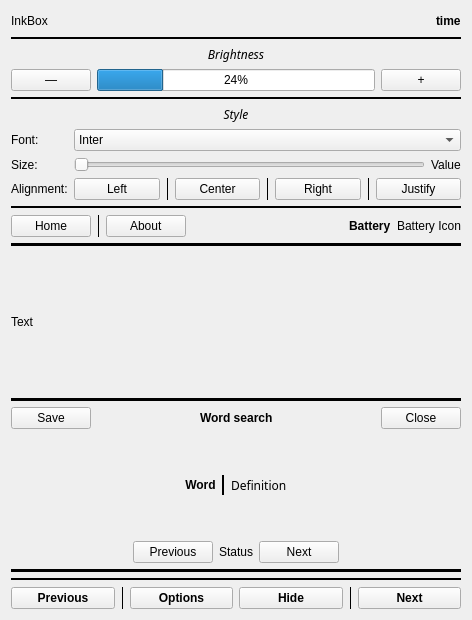
Above: reader.ui from Quill-OS/quill before the change. Below: the same form after it.
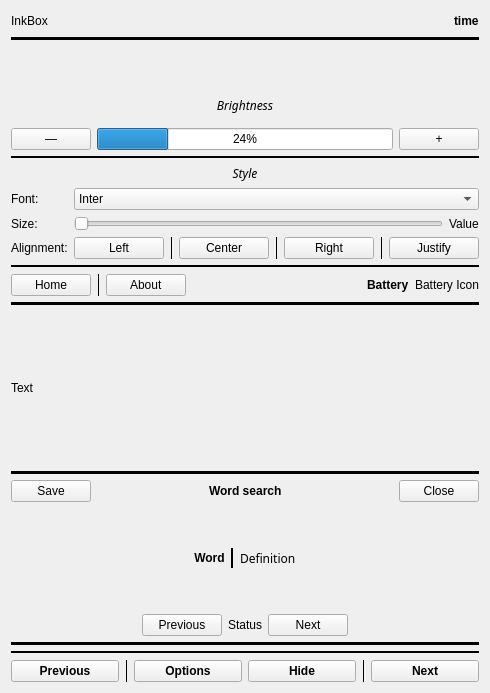
That is the form after the change.

Commit message: More QStackedWidgets; more space to read, option to leave menu bar there when reading.

The edit to the form file:
```diff
--- a/reader.ui
+++ b/reader.ui
@@ -6,8 +6,8 @@
    <rect>
     <x>0</x>
     <y>0</y>
-    <width>472</width>
-    <height>620</height>
+    <width>490</width>
+    <height>693</height>
    </rect>
   </property>
   <property name="windowTitle">
@@ -16,8 +16,8 @@
   <layout class="QVBoxLayout" name="verticalLayout">
    <item>
     <layout class="QGridLayout" name="gridLayout">
-     <item row="9" column="0">
-      <spacer name="verticalSpacer">
+     <item row="10" column="0">
+      <spacer name="verticalSpacer_2">
        <property name="orientation">
         <enum>Qt::Vertical</enum>
        </property>
@@ -29,7 +29,226 @@
        </property>
       </spacer>
      </item>
-     <item row="12" column="0">
+     <item row="1" column="0">
+      <widget class="QStackedWidget" name="statusBarWidget">
+       <widget class="QWidget" name="page_3">
+        <layout class="QVBoxLayout" name="verticalLayout_3">
+         <property name="leftMargin">
+          <number>0</number>
+         </property>
+         <property name="topMargin">
+          <number>0</number>
+         </property>
+         <property name="rightMargin">
+          <number>0</number>
+         </property>
+         <property name="bottomMargin">
+          <number>0</number>
+         </property>
+         <item>
+          <layout class="QGridLayout" name="gridLayout_3">
+           <property name="bottomMargin">
+            <number>0</number>
+           </property>
+           <item row="0" column="0">
+            <widget class="QLabel" name="inkboxLabel">
+             <property name="text">
+              <string>InkBox</string>
+             </property>
+             <property name="alignment">
+              <set>Qt::AlignCenter</set>
+             </property>
+            </widget>
+           </item>
+           <item row="0" column="1">
+            <spacer name="horizontalSpacer">
+             <property name="orientation">
+              <enum>Qt::Horizontal</enum>
+             </property>
+             <property name="sizeHint" stdset="0">
+              <size>
+               <width>40</width>
+               <height>20</height>
+              </size>
+             </property>
+            </spacer>
+           </item>
+           <item row="0" column="2">
+            <widget class="QLabel" name="timeLabel">
+             <property name="font">
+              <font>
+               <weight>75</weight>
+               <bold>true</bold>
+              </font>
+             </property>
+             <property name="text">
+              <string>time</string>
+             </property>
+            </widget>
+           </item>
+          </layout>
+         </item>
+         <item>
+          <widget class="Line" name="line_5">
+           <property name="frameShadow">
+            <enum>QFrame::Plain</enum>
+           </property>
+           <property name="lineWidth">
+            <number>4</number>
+           </property>
+           <property name="orientation">
+            <enum>Qt::Horizontal</enum>
+           </property>
+          </widget>
+         </item>
+         <item>
+          <widget class="QStackedWidget" name="spacerWidget">
+           <widget class="QWidget" name="page_10">
+            <layout class="QVBoxLayout" name="verticalLayout_5">
+             <property name="spacing">
+              <number>0</number>
+             </property>
+             <property name="leftMargin">
+              <number>0</number>
+             </property>
+             <property name="topMargin">
+              <number>0</number>
+             </property>
+             <property name="rightMargin">
+              <number>0</number>
+             </property>
+             <property name="bottomMargin">
+              <number>0</number>
+             </property>
+             <item>
+              <spacer name="verticalSpacer_5">
+               <property name="orientation">
+                <enum>Qt::Vertical</enum>
+               </property>
+               <property name="sizeHint" stdset="0">
+                <size>
+                 <width>20</width>
+                 <height>37</height>
+                </size>
+               </property>
+              </spacer>
+             </item>
+            </layout>
+           </widget>
+           <widget class="QWidget" name="page_11"/>
+          </widget>
+         </item>
+        </layout>
+       </widget>
+       <widget class="QWidget" name="page_5"/>
+      </widget>
+     </item>
+     <item row="17" column="0">
+      <widget class="Line" name="line_2">
+       <property name="frameShadow">
+        <enum>QFrame::Plain</enum>
+       </property>
+       <property name="lineWidth">
+        <number>2</number>
+       </property>
+       <property name="orientation">
+        <enum>Qt::Horizontal</enum>
+       </property>
+      </widget>
+     </item>
+     <item row="13" column="0">
+      <widget class="QStackedWidget" name="wordWidget">
+       <widget class="QWidget" name="page_8">
+        <layout class="QVBoxLayout" name="verticalLayout_4">
+         <property name="leftMargin">
+          <number>0</number>
+         </property>
+         <property name="topMargin">
+          <number>0</number>
+         </property>
+         <property name="rightMargin">
+          <number>0</number>
+         </property>
+         <property name="bottomMargin">
+          <number>0</number>
+         </property>
+         <item>
+          <widget class="Line" name="line_12">
+           <property name="frameShadow">
+            <enum>QFrame::Plain</enum>
+           </property>
+           <property name="lineWidth">
+            <number>8</number>
+           </property>
+           <property name="orientation">
+            <enum>Qt::Horizontal</enum>
+           </property>
+          </widget>
+         </item>
+         <item>
+          <layout class="QGridLayout" name="gridLayout_5">
+           <property name="bottomMargin">
+            <number>0</number>
+           </property>
+           <property name="spacing">
+            <number>6</number>
+           </property>
+           <item row="1" column="3">
+            <spacer name="horizontalSpacer_4">
+             <property name="orientation">
+              <enum>Qt::Horizontal</enum>
+             </property>
+             <property name="sizeHint" stdset="0">
+              <size>
+               <width>40</width>
+               <height>20</height>
+              </size>
+             </property>
+            </spacer>
+           </item>
+           <item row="1" column="0">
+            <widget class="QPushButton" name="saveWordBtn">
+             <property name="text">
+              <string>Save</string>
+             </property>
+            </widget>
+           </item>
+           <item row="1" column="4">
+            <widget class="QPushButton" name="infoCloseBtn">
+             <property name="text">
+              <string>Close</string>
+             </property>
+            </widget>
+           </item>
+           <item row="1" column="2">
+            <widget class="QLabel" name="wordSearchLabel">
+             <property name="font">
+              <font>
+               <weight>75</weight>
+               <bold>true</bold>
+              </font>
+             </property>
+             <property name="text">
+              <string>Word search</string>
+             </property>
+            </widget>
+           </item>
+           <item row="1" column="1">
+            <spacer name="horizontalSpacer_3">
+             <property name="orientation">
+              <enum>Qt::Horizontal</enum>
+             </property>
+             <property name="sizeHint" stdset="0">
+              <size>
+               <width>40</width>
+               <height>20</height>
+              </size>
+             </property>
+            </spacer>
+           </item>
+          </layout>
+         </item>
+         <item>
       <layout class="QGridLayout" name="gridLayout_12">
        <property name="bottomMargin">
         <number>0</number>
@@ -200,232 +419,7 @@
        </item>
       </layout>
      </item>
-     <item row="5" column="0">
-      <layout class="QGridLayout" name="gridLayout_7">
-       <property name="bottomMargin">
-        <number>0</number>
-       </property>
-       <item row="0" column="3">
-        <spacer name="horizontalSpacer_2">
-         <property name="orientation">
-          <enum>Qt::Horizontal</enum>
-         </property>
-         <property name="sizeHint" stdset="0">
-          <size>
-           <width>40</width>
-           <height>20</height>
-          </size>
-         </property>
-        </spacer>
-       </item>
-       <item row="0" column="2">
-        <widget class="QPushButton" name="aboutBtn">
-         <property name="text">
-          <string>  About  </string>
-         </property>
-        </widget>
-       </item>
-       <item row="0" column="1">
-        <widget class="Line" name="line_7">
-         <property name="frameShadow">
-          <enum>QFrame::Plain</enum>
-         </property>
-         <property name="lineWidth">
-          <number>1</number>
-         </property>
-         <property name="orientation">
-          <enum>Qt::Vertical</enum>
-         </property>
-        </widget>
-       </item>
-       <item row="0" column="5">
-        <widget class="QLabel" name="batteryLabel">
-         <property name="font">
-          <font>
-           <weight>75</weight>
-           <bold>true</bold>
-          </font>
-         </property>
-         <property name="text">
-          <string>Battery</string>
-         </property>
-        </widget>
-       </item>
-       <item row="0" column="0">
-        <widget class="QPushButton" name="homeBtn">
-         <property name="text">
-          <string>  Home  </string>
-         </property>
-        </widget>
-       </item>
-       <item row="0" column="6">
-        <widget class="QLabel" name="batteryIconLabel">
-         <property name="text">
-          <string>Battery Icon</string>
-         </property>
-        </widget>
-       </item>
-      </layout>
-     </item>
-     <item row="4" column="0">
-      <widget class="Line" name="line_6">
-       <property name="frameShadow">
-        <enum>QFrame::Plain</enum>
-       </property>
-       <property name="lineWidth">
-        <number>2</number>
-       </property>
-       <property name="orientation">
-        <enum>Qt::Horizontal</enum>
-       </property>
-      </widget>
-     </item>
-     <item row="0" column="0">
-      <layout class="QGridLayout" name="gridLayout_3">
-       <property name="bottomMargin">
-        <number>0</number>
-       </property>
-       <item row="0" column="2">
-        <widget class="QLabel" name="timeLabel">
-         <property name="font">
-          <font>
-           <weight>75</weight>
-           <bold>true</bold>
-          </font>
-         </property>
-         <property name="text">
-          <string>time</string>
-         </property>
-        </widget>
-       </item>
-       <item row="0" column="0">
-        <widget class="QLabel" name="inkboxLabel">
-         <property name="text">
-          <string>InkBox</string>
-         </property>
-         <property name="alignment">
-          <set>Qt::AlignCenter</set>
-         </property>
-        </widget>
-       </item>
-       <item row="0" column="1">
-        <spacer name="horizontalSpacer">
-         <property name="orientation">
-          <enum>Qt::Horizontal</enum>
-         </property>
-         <property name="sizeHint" stdset="0">
-          <size>
-           <width>40</width>
-           <height>20</height>
-          </size>
-         </property>
-        </spacer>
-       </item>
-      </layout>
-     </item>
-     <item row="10" column="0">
-      <widget class="Line" name="line_12">
-       <property name="frameShadow">
-        <enum>QFrame::Plain</enum>
-       </property>
-       <property name="lineWidth">
-        <number>8</number>
-       </property>
-       <property name="orientation">
-        <enum>Qt::Horizontal</enum>
-       </property>
-      </widget>
-     </item>
-     <item row="6" column="0">
-      <widget class="Line" name="line_4">
-       <property name="frameShadow">
-        <enum>QFrame::Plain</enum>
-       </property>
-       <property name="lineWidth">
-        <number>4</number>
-       </property>
-       <property name="orientation">
-        <enum>Qt::Horizontal</enum>
-       </property>
-      </widget>
-     </item>
-     <item row="11" column="0">
-      <layout class="QGridLayout" name="gridLayout_5">
-       <property name="bottomMargin">
-        <number>0</number>
-       </property>
-       <property name="spacing">
-        <number>6</number>
-       </property>
-       <item row="0" column="1">
-        <spacer name="horizontalSpacer_3">
-         <property name="orientation">
-          <enum>Qt::Horizontal</enum>
-         </property>
-         <property name="sizeHint" stdset="0">
-          <size>
-           <width>40</width>
-           <height>20</height>
-          </size>
-         </property>
-        </spacer>
-       </item>
-       <item row="0" column="4">
-        <widget class="QPushButton" name="infoCloseBtn">
-         <property name="text">
-          <string>Close</string>
-         </property>
-        </widget>
-       </item>
-       <item row="0" column="2">
-        <widget class="QLabel" name="wordSearchLabel">
-         <property name="font">
-          <font>
-           <weight>75</weight>
-           <bold>true</bold>
-          </font>
-         </property>
-         <property name="text">
-          <string>Word search</string>
-         </property>
-        </widget>
-       </item>
-       <item row="0" column="0">
-        <widget class="QPushButton" name="saveWordBtn">
-         <property name="text">
-          <string>Save</string>
-         </property>
-        </widget>
-       </item>
-       <item row="0" column="3">
-        <spacer name="horizontalSpacer_4">
-         <property name="orientation">
-          <enum>Qt::Horizontal</enum>
-         </property>
-         <property name="sizeHint" stdset="0">
-          <size>
-           <width>40</width>
-           <height>20</height>
-          </size>
-         </property>
-        </spacer>
-       </item>
-      </layout>
-     </item>
-     <item row="1" column="0">
-      <widget class="Line" name="line_5">
-       <property name="frameShadow">
-        <enum>QFrame::Plain</enum>
-       </property>
-       <property name="lineWidth">
-        <number>2</number>
-       </property>
-       <property name="orientation">
-        <enum>Qt::Horizontal</enum>
-       </property>
-      </widget>
-     </item>
-     <item row="13" column="0">
+         <item>
       <widget class="Line" name="line_13">
        <property name="frameShadow">
         <enum>QFrame::Plain</enum>
@@ -438,8 +432,79 @@
        </property>
       </widget>
      </item>
-     <item row="14" column="0">
-      <widget class="Line" name="line_2">
+        </layout>
+       </widget>
+       <widget class="QWidget" name="page_9"/>
+      </widget>
+     </item>
+     <item row="3" column="0">
+      <widget class="QStackedWidget" name="brightnessWidget">
+       <property name="lineWidth">
+        <number>0</number>
+       </property>
+       <widget class="QWidget" name="page_12">
+        <layout class="QVBoxLayout" name="verticalLayout_6">
+         <property name="leftMargin">
+          <number>0</number>
+         </property>
+         <property name="topMargin">
+          <number>0</number>
+         </property>
+         <property name="rightMargin">
+          <number>0</number>
+         </property>
+         <property name="bottomMargin">
+          <number>0</number>
+         </property>
+         <item>
+          <layout class="QGridLayout" name="gridLayout_6">
+           <property name="topMargin">
+            <number>0</number>
+           </property>
+           <property name="rightMargin">
+            <number>0</number>
+           </property>
+           <item row="1" column="0">
+            <widget class="QPushButton" name="brightnessDecBtn">
+             <property name="text">
+              <string>―</string>
+             </property>
+            </widget>
+           </item>
+           <item row="1" column="2">
+            <widget class="QPushButton" name="brightnessIncBtn">
+             <property name="text">
+              <string> + </string>
+             </property>
+            </widget>
+           </item>
+           <item row="0" column="1">
+            <widget class="QLabel" name="brightnessLabel">
+             <property name="font">
+              <font>
+               <family>Chivo</family>
+               <italic>true</italic>
+              </font>
+             </property>
+             <property name="text">
+              <string>Brightness</string>
+             </property>
+             <property name="alignment">
+              <set>Qt::AlignCenter</set>
+             </property>
+            </widget>
+           </item>
+           <item row="1" column="1">
+            <widget class="QProgressBar" name="brightnessStatus">
+             <property name="value">
+              <number>24</number>
+             </property>
+            </widget>
+           </item>
+          </layout>
+         </item>
+         <item>
+          <widget class="Line" name="line_8">
        <property name="frameShadow">
         <enum>QFrame::Plain</enum>
        </property>
@@ -451,7 +516,12 @@
        </property>
       </widget>
      </item>
-     <item row="8" column="0">
+        </layout>
+       </widget>
+       <widget class="QWidget" name="page_13"/>
+      </widget>
+     </item>
+     <item row="11" column="0">
       <widget class="QLabel" name="text">
        <property name="font">
         <font>
@@ -470,20 +540,7 @@
        </property>
       </widget>
      </item>
-     <item row="7" column="0">
-      <spacer name="verticalSpacer_2">
-       <property name="orientation">
-        <enum>Qt::Vertical</enum>
-       </property>
-       <property name="sizeHint" stdset="0">
-        <size>
-         <width>20</width>
-         <height>40</height>
-        </size>
-       </property>
-      </spacer>
-     </item>
-     <item row="15" column="0">
+     <item row="18" column="0">
       <layout class="QGridLayout" name="gridLayout_2">
        <item row="0" column="4">
         <widget class="Line" name="line_3">
@@ -559,7 +616,66 @@
        </item>
       </layout>
      </item>
-     <item row="3" column="0">
+     <item row="12" column="0">
+      <spacer name="verticalSpacer">
+       <property name="orientation">
+        <enum>Qt::Vertical</enum>
+       </property>
+       <property name="sizeHint" stdset="0">
+        <size>
+         <width>20</width>
+         <height>40</height>
+        </size>
+       </property>
+      </spacer>
+     </item>
+     <item row="8" column="0">
+      <widget class="QStackedWidget" name="menuBarWidget">
+       <property name="frameShadow">
+        <enum>QFrame::Plain</enum>
+       </property>
+       <property name="lineWidth">
+        <number>0</number>
+       </property>
+       <property name="currentIndex">
+        <number>0</number>
+       </property>
+       <widget class="QWidget" name="page">
+        <layout class="QVBoxLayout" name="verticalLayout_2">
+         <property name="leftMargin">
+          <number>0</number>
+         </property>
+         <property name="topMargin">
+          <number>0</number>
+         </property>
+         <property name="rightMargin">
+          <number>0</number>
+         </property>
+         <property name="bottomMargin">
+          <number>0</number>
+         </property>
+         <item>
+          <layout class="QGridLayout" name="gridLayout_16">
+           <property name="topMargin">
+            <number>0</number>
+           </property>
+           <property name="bottomMargin">
+            <number>0</number>
+           </property>
+           <item row="4" column="0">
+            <widget class="Line" name="line_4">
+             <property name="frameShadow">
+              <enum>QFrame::Plain</enum>
+             </property>
+             <property name="lineWidth">
+              <number>4</number>
+             </property>
+             <property name="orientation">
+              <enum>Qt::Horizontal</enum>
+             </property>
+            </widget>
+           </item>
+           <item row="0" column="0">
       <layout class="QGridLayout" name="gridLayout_8">
        <property name="bottomMargin">
         <number>0</number>
@@ -580,7 +696,9 @@
          </property>
         </widget>
        </item>
-       <item row="2" column="0">
+            </layout>
+           </item>
+           <item row="1" column="0">
         <layout class="QGridLayout" name="gridLayout_10">
          <property name="bottomMargin">
           <number>0</number>
@@ -626,13 +744,40 @@
            </property>
           </widget>
          </item>
-         <item row="2" column="0">
-          <widget class="QLabel" name="alignmentLabel">
+             <item row="1" column="0">
+              <widget class="QLabel" name="sizeLabel">
            <property name="text">
-            <string>Alignment:</string>
+                <string>Size:</string>
            </property>
           </widget>
          </item>
+             <item row="1" column="1">
+              <layout class="QGridLayout" name="gridLayout_11">
+               <item row="0" column="0">
+                <widget class="QSlider" name="sizeSlider">
+                 <property name="maximum">
+                  <number>4</number>
+                 </property>
+                 <property name="pageStep">
+                  <number>1</number>
+                 </property>
+                 <property name="value">
+                  <number>0</number>
+                 </property>
+                 <property name="orientation">
+                  <enum>Qt::Horizontal</enum>
+                 </property>
+                </widget>
+               </item>
+               <item row="0" column="1">
+                <widget class="QLabel" name="sizeValueLabel">
+                 <property name="text">
+                  <string>Value</string>
+                 </property>
+                </widget>
+               </item>
+              </layout>
+             </item>
          <item row="2" column="1">
           <layout class="QGridLayout" name="gridLayout_4">
            <item row="0" column="4">
@@ -713,44 +858,17 @@
            </item>
           </layout>
          </item>
-         <item row="1" column="0">
-          <widget class="QLabel" name="sizeLabel">
+             <item row="2" column="0">
+              <widget class="QLabel" name="alignmentLabel">
            <property name="text">
-            <string>Size:</string>
+                <string>Alignment:</string>
            </property>
           </widget>
          </item>
-         <item row="1" column="1">
-          <layout class="QGridLayout" name="gridLayout_11">
-           <item row="0" column="0">
-            <widget class="QSlider" name="sizeSlider">
-             <property name="maximum">
-              <number>4</number>
-             </property>
-             <property name="pageStep">
-              <number>1</number>
-             </property>
-             <property name="value">
-              <number>0</number>
-             </property>
-             <property name="orientation">
-              <enum>Qt::Horizontal</enum>
-             </property>
-            </widget>
-           </item>
-           <item row="0" column="1">
-            <widget class="QLabel" name="sizeValueLabel">
-             <property name="text">
-              <string>Value</string>
-             </property>
-            </widget>
-           </item>
-          </layout>
-         </item>
-        </layout>
-       </item>
-       <item row="0" column="0">
-        <widget class="Line" name="line_8">
+            </layout>
+           </item>
+           <item row="2" column="0">
+            <widget class="Line" name="line_6">
          <property name="frameShadow">
           <enum>QFrame::Plain</enum>
          </property>
@@ -762,54 +880,79 @@
          </property>
         </widget>
        </item>
-      </layout>
-     </item>
-     <item row="2" column="0">
-      <layout class="QGridLayout" name="gridLayout_6">
-       <property name="topMargin">
+           <item row="3" column="0">
+            <layout class="QGridLayout" name="gridLayout_7">
+             <property name="bottomMargin">
         <number>0</number>
        </property>
-       <property name="rightMargin">
-        <number>0</number>
-       </property>
-       <item row="1" column="1">
-        <widget class="QProgressBar" name="brightnessStatus">
-         <property name="value">
-          <number>24</number>
-         </property>
-        </widget>
-       </item>
-       <item row="1" column="0">
-        <widget class="QPushButton" name="brightnessDecBtn">
-         <property name="text">
-          <string>―</string>
-         </property>
-        </widget>
-       </item>
-       <item row="0" column="1">
-        <widget class="QLabel" name="brightnessLabel">
+             <item row="0" column="5">
+              <widget class="QLabel" name="batteryLabel">
          <property name="font">
           <font>
-           <family>Chivo</family>
-           <italic>true</italic>
+                 <weight>75</weight>
+                 <bold>true</bold>
           </font>
          </property>
          <property name="text">
-          <string>Brightness</string>
-         </property>
-         <property name="alignment">
-          <set>Qt::AlignCenter</set>
+                <string>Battery</string>
+               </property>
+              </widget>
+             </item>
+             <item row="0" column="0">
+              <widget class="QPushButton" name="homeBtn">
+               <property name="text">
+                <string>  Home  </string>
          </property>
         </widget>
        </item>
-       <item row="1" column="2">
-        <widget class="QPushButton" name="brightnessIncBtn">
+             <item row="0" column="3">
+              <spacer name="horizontalSpacer_2">
+               <property name="orientation">
+                <enum>Qt::Horizontal</enum>
+               </property>
+               <property name="sizeHint" stdset="0">
+                <size>
+                 <width>40</width>
+                 <height>20</height>
+                </size>
+               </property>
+              </spacer>
+             </item>
+             <item row="0" column="6">
+              <widget class="QLabel" name="batteryIconLabel">
          <property name="text">
-          <string> + </string>
+                <string>Battery Icon</string>
          </property>
         </widget>
        </item>
-      </layout>
+             <item row="0" column="2">
+              <widget class="QPushButton" name="aboutBtn">
+               <property name="text">
+                <string>  About  </string>
+               </property>
+              </widget>
+             </item>
+             <item row="0" column="1">
+              <widget class="Line" name="line_7">
+               <property name="frameShadow">
+                <enum>QFrame::Plain</enum>
+               </property>
+               <property name="lineWidth">
+                <number>1</number>
+               </property>
+               <property name="orientation">
+                <enum>Qt::Vertical</enum>
+               </property>
+              </widget>
+             </item>
+            </layout>
+           </item>
+          </layout>
+         </item>
+        </layout>
+       </widget>
+       <widget class="QWidget" name="page_4"/>
+      </widget>
      </item>
     </layout>
    </item>
```
Lines whose indentation alone changed are shown as unchanged. The commit also changes 5 other files.
